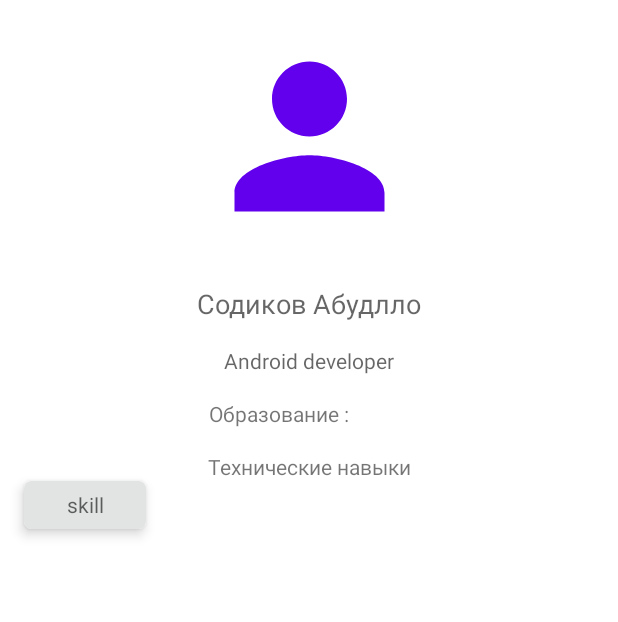
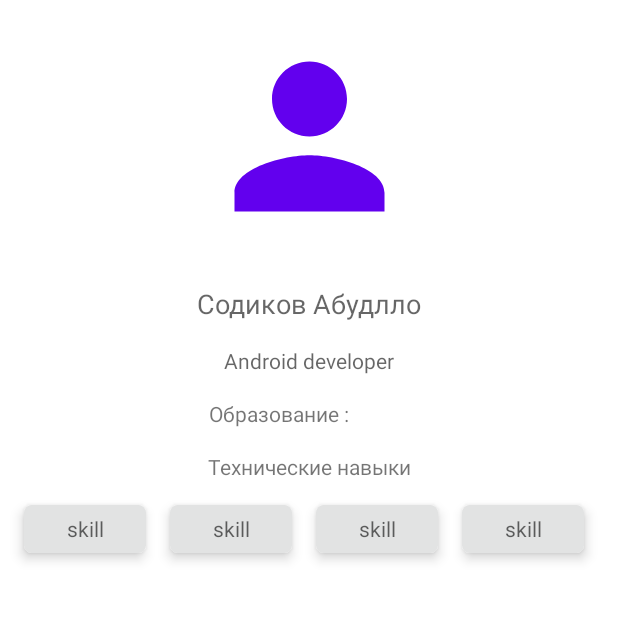
Before and after one commit to AbdulloSodikov/Project-Talent, an Android app: the TalentFragment screen opened through its navigation route, on a phone screen of 412 x 824 dp, the part 84-706 px from its top. Run offline under Robolectric (Android 15) with nearby library versions, the phone set to English and light mode, and no system bars; our stand-ins replace CircleImageView, Room's generated code.

Commit message:
верстка fragment Talent

```diff
--- a/app/src/main/res/layout/fragment_talent.xml
+++ b/app/src/main/res/layout/fragment_talent.xml
@@ -15,7 +15,7 @@
         android:layout_marginTop="@dimen/margin_norm"
         android:src="@drawable/ic_baseline_person_24"
         app:civ_border_color="@color/black"
-        app:civ_circle_background_color="@color/b"
+        app:civ_circle_background_color="@color/teal_701"
         app:layout_constraintEnd_toEndOf="parent"
         app:layout_constraintStart_toStartOf="parent"
         app:layout_constraintTop_toTopOf="parent">
@@ -66,21 +66,66 @@
         app:layout_constraintStart_toStartOf="parent"
         app:layout_constraintTop_toBottomOf="@+id/tv_education" />
 
+
     <androidx.cardview.widget.CardView
         android:id="@+id/skill_1"
-        app:layout_constraintStart_toStartOf="parent"
-        app:layout_constraintTop_toBottomOf="@+id/tv_skill"
-        style="@style/skill_card"
+        style="@style/card_skill"
+        android:layout_marginStart="16dp"
         app:cardCornerRadius="5dp"
         app:cardElevation="5dp"
-        >
+        app:layout_constraintStart_toStartOf="parent"
+        app:layout_constraintTop_toBottomOf="@+id/tv_skill">
 
         <TextView
-            android:id="@+id/textView6"
-            android:hint="skill"
+            android:id="@+id/text_skill_1"
             style="@style/skill_text"
-            android:background="@color/teal_701"/>
+            android:background="@color/teal_701"
+            android:hint="skill" />
     </androidx.cardview.widget.CardView>
 
+    <androidx.cardview.widget.CardView
+        android:id="@+id/skill_2"
+        app:cardCornerRadius="5dp"
+        app:cardElevation="5dp"
+        app:layout_constraintStart_toEndOf="@id/skill_1"
+        app:layout_constraintTop_toBottomOf="@+id/tv_skill"
+        style="@style/card_skill">
+
+        <TextView
+            android:id="@+id/text_skill_2"
+            style="@style/skill_text"
+            android:background="@color/teal_701"
+            android:hint="skill" />
+    </androidx.cardview.widget.CardView>
+
+    <androidx.cardview.widget.CardView
+        android:id="@+id/skill_3"
+        app:cardCornerRadius="5dp"
+        app:cardElevation="5dp"
+        app:layout_constraintStart_toEndOf="@id/skill_2"
+        app:layout_constraintTop_toBottomOf="@+id/tv_skill"
+        style="@style/card_skill">
+
+        <TextView
+            android:id="@+id/text_skill_3"
+            style="@style/skill_text"
+            android:background="@color/teal_701"
+            android:hint="skill" />
+    </androidx.cardview.widget.CardView>
+
+    <androidx.cardview.widget.CardView
+        android:id="@+id/skill_4"
+        app:cardCornerRadius="5dp"
+        app:cardElevation="5dp"
+        app:layout_constraintStart_toEndOf="@id/skill_3"
+        app:layout_constraintTop_toBottomOf="@+id/tv_skill"
+        style="@style/card_skill">
+
+        <TextView
+            android:id="@+id/text_skill_4"
+            style="@style/skill_text"
+            android:background="@color/teal_701"
+            android:hint="skill" />
+    </androidx.cardview.widget.CardView>
 
 </androidx.constraintlayout.widget.ConstraintLayout>
--- a/app/src/main/res/values/styles.xml
+++ b/app/src/main/res/values/styles.xml
@@ -1,13 +1,7 @@
 <?xml version="1.0" encoding="utf-8"?>
 <resources>
 
-    <style name="skill_card">
-        <item name="android:layout_width">81dp</item>
-        <item name="android:layout_height">32dp</item>
-        <item name="android:layout_marginStart">16dp</item>
-        <item name="android:padding">5dp</item>
 
-    </style>
 
     <style name="skill_text">
         <item name="android:layout_width">match_parent</item>
@@ -16,4 +10,11 @@
         <item name="android:textColor">@color/black</item>
         <item name="android:padding">5dp</item>
     </style>
+
+    <style name="card_skill">
+        <item name="android:layout_width">81dp</item>
+        <item name="android:layout_height">32dp</item>
+        <item name="android:layout_margin">16dp</item>
+
+    </style>
 </resources>
```
